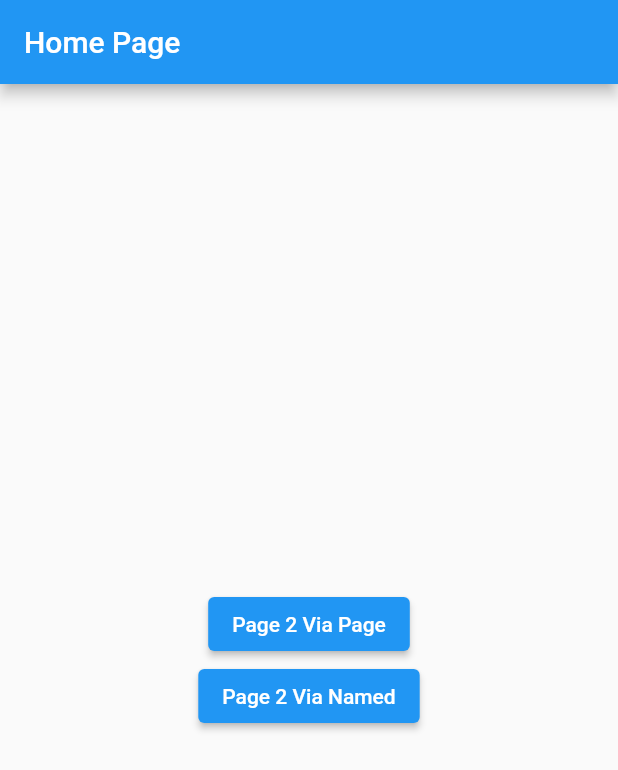
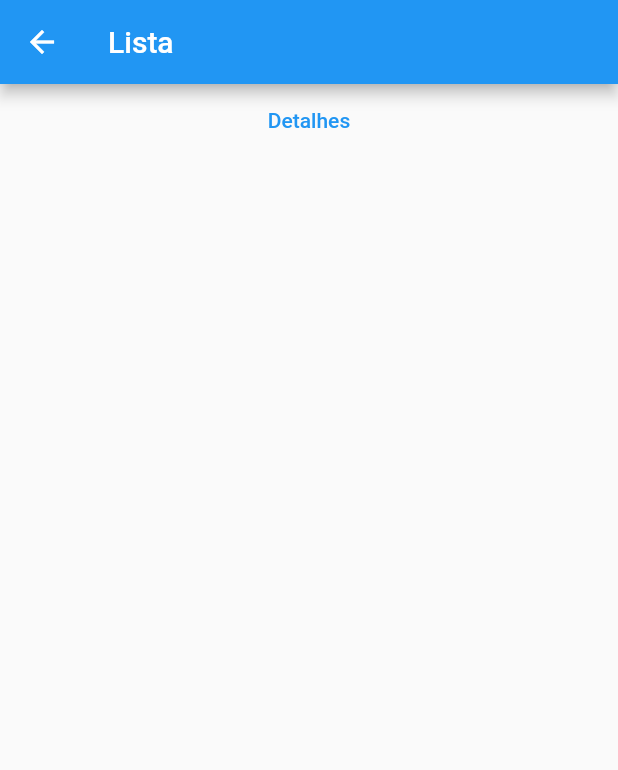
Before and after one commit to Rextecoetter/modulo12, a Flutter app: the screen it shows after launch, on a phone screen of 412 x 824 dp. Shown: the top 770 px of the screen. Run offline on Flutter 3.47's test engine with Material 2 defaults, Android fonts, the phone set to English and light mode, and no system bars.

Commit message:
terminando as navegacoes

```diff
--- a/lib/main.dart
+++ b/lib/main.dart
@@ -1,6 +1,12 @@
 import 'package:flutter/material.dart';
 import 'package:flutter_maonamassa/home/home_page.dart';
 import 'package:flutter_maonamassa/navegacao/home_page.dart' as navegacao;
+import 'package:flutter_maonamassa/navegacao/page1.dart';
+import 'package:flutter_maonamassa/navegacao/page2.dart';
+import 'package:flutter_maonamassa/navegacao/page3.dart';
+import 'package:flutter_maonamassa/navegacao/page4.dart';
+import 'package:flutter_maonamassa/navegacao_params/detalhe.dart';
+import 'package:flutter_maonamassa/navegacao_params/lista.dart';
 
 void main() {
   runApp(const MyApp());
@@ -16,9 +22,19 @@ class MyApp extends StatelessWidget {
       theme: ThemeData(
         primarySwatch: Colors.blue,
       ),
-        home: navegacao.HomePage()
       //home: HomePage(),
       //home: ImagesPage(),
+      //home: navegacao.HomePage(),
+      initialRoute: '/navegacao_param',
+      routes: {
+        '/': (_) => navegacao.HomePage(),
+        '/page1': (_) => Page1(),
+        Page2.routeName: (_) => Page2(),
+        '/page3': (_) => Page3(),
+        '/page4': (_) => Page4(),
+        '/navegacao_param': (_) => Lista(),
+        '/detalhe': (_) => Detalhe(),
+      },
     );
   }
 }
--- a/lib/navegacao/home_page.dart
+++ b/lib/navegacao/home_page.dart
@@ -22,7 +22,11 @@ class HomePage extends StatelessWidget {
                   ));
                 },
                 child: Text('Page 2 Via Page')),
-            ElevatedButton(onPressed: () {}, child: Text('Page 2 Via Named')),
+            ElevatedButton(
+                onPressed: () {
+                  Navigator.of(context).pushNamed(Page2.routeName);
+                },
+                child: Text('Page 2 Via Named')),
           ],
         ),
       ),
--- a/lib/navegacao/page3.dart
+++ b/lib/navegacao/page3.dart
@@ -28,7 +28,11 @@ class Page3 extends StatelessWidget {
                   Navigator.of(context).pop();
                 },
                 child: Text('pop')),
-            ElevatedButton(onPressed: () {}, child: Text('Page 4 Via Named')),
+            ElevatedButton(
+                onPressed: () {
+                  Navigator.of(context).pushNamed('/page4');
+                },
+                child: Text('Page 4 Via Named')),
           ],
         ),
       ),
--- /dev/null
+++ b/lib/navegacao_params/lista.dart
@@ -0,0 +1,35 @@
+import 'package:flutter/material.dart';
+
+import 'detalhe.dart';
+
+class Lista extends StatelessWidget {
+  Lista({Key? key}) : super(key: key);
+
+  @override
+  Widget build(BuildContext context) {
+    return Scaffold(
+      appBar: AppBar(title: Text('Lista')),
+      body: Center(
+          child: Column(
+        children: [
+          TextButton(
+            onPressed: () {
+              // Navigator.of(context).push(
+              //   MaterialPageRoute(
+              //     settings: RouteSettings(
+              //       name: 'detalhe',
+              //       arguments: {'id': 10},
+              //     ),
+              //     builder: (context) => Detalhe(),
+              //   ),
+              // );
+              Navigator.of(context)
+                  .pushNamed('/detalhe', arguments: {'id': 20});
+            },
+            child: Text('Detalhes'),
+          ),
+        ],
+      )),
+    );
+  }
+}
--- a/pubspec.yaml
+++ b/pubspec.yaml
@@ -44,7 +44,7 @@ dev_dependencies:
   # activated in the `analysis_options.yaml` file located at the root of your
   # package. See that file for information about deactivating specific lint
   # rules and activating additional ones.
-  flutter_lints: ^1.0.0
+  #flutter_lints: ^1.0.0
 
 # For information on the generic Dart part of this file, see the
 # following page: https://dart.dev/tools/pub/pubspec
```
Also changed, not shown: lib/navegacao/page2.dart (+6 -1 lines), lib/navegacao/page4.dart (+13 -2 lines), lib/navegacao_params/detalhe.dart (added, +33 -0 lines), pubspec.lock. Lines whose indentation alone changed are shown as unchanged.
